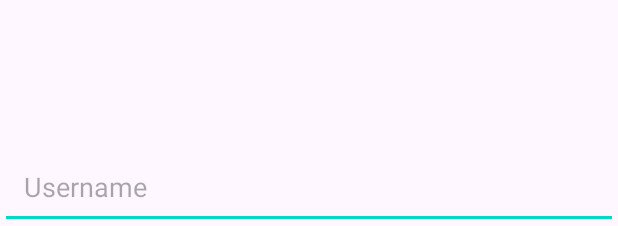
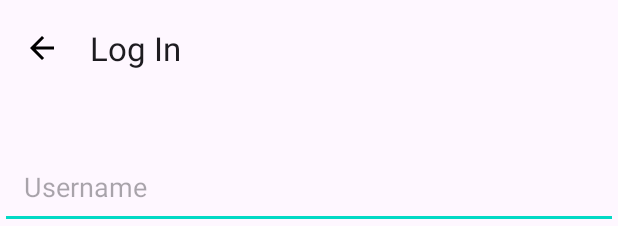
Before and after one commit to lolzxc/Project-Catfish, an Android app: the layout activity_signup.xml on its own in the app's theme, with its tools: preview values and no code run, on a phone screen of 412 x 824 dp. Shown: the top 226 px of the screen. Run offline under Robolectric (Android 15) with nearby library versions, the phone set to English and light mode, and no system bars.

Commit message:
signup changes, appbar returned

```diff
--- a/app/src/main/java/com/example/thesis/ui/login/LoginActivity.kt
+++ b/app/src/main/java/com/example/thesis/ui/login/LoginActivity.kt
@@ -30,7 +30,7 @@ class LoginActivity : AppCompatActivity() {
         binding = ActivityLoginBinding.inflate(layoutInflater)
         setContentView(binding.root)
 
-        val username = binding.username
+        val username = binding.email
         val password = binding.password
         val login = binding.login
         val loading = binding.loading
--- a/app/src/main/res/layout/activity_signup.xml
+++ b/app/src/main/res/layout/activity_signup.xml
@@ -5,6 +5,22 @@
     android:layout_width="match_parent"
     android:layout_height="match_parent">
 
+    <com.google.android.material.appbar.AppBarLayout
+        android:layout_width="match_parent"
+        android:layout_height="60dp"
+        app:layout_constraintTop_toTopOf="parent"
+        tools:layout_editor_absoluteX="16dp">
+
+        <com.google.android.material.appbar.MaterialToolbar
+            android:id="@+id/topAppBar"
+            android:layout_width="match_parent"
+            android:layout_height="?attr/actionBarSize"
+            app:title="Log In"
+            app:navigationIcon="@drawable/ic_baseline_arrow_back_24"
+
+            />
+
+    </com.google.android.material.appbar.AppBarLayout>
     <EditText
         android:id="@+id/username"
         android:layout_width="0dp"
```
Also changed, not shown: app/src/main/res/layout/activity_login.xml (+16 -0 lines).
